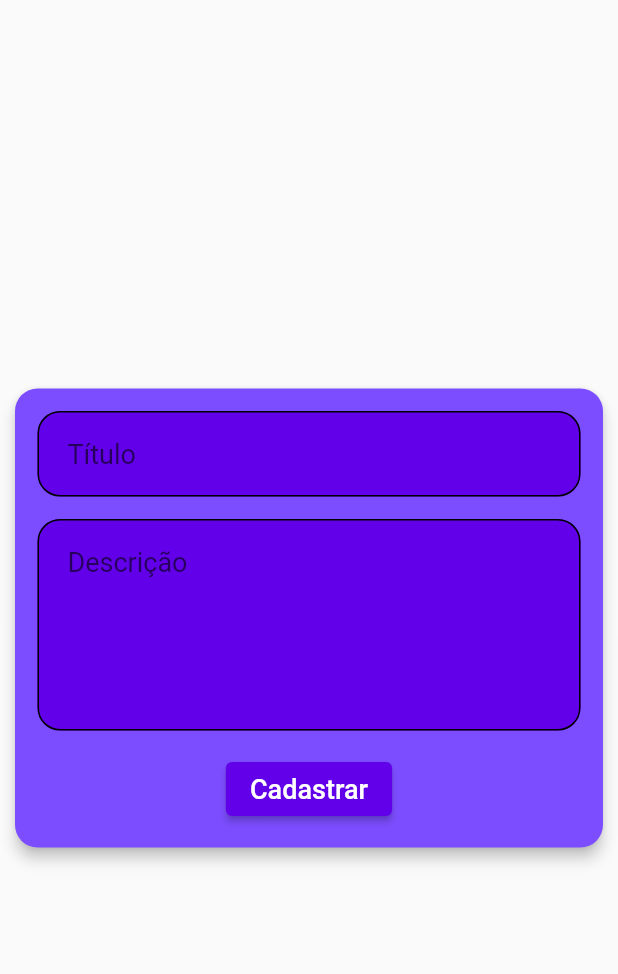
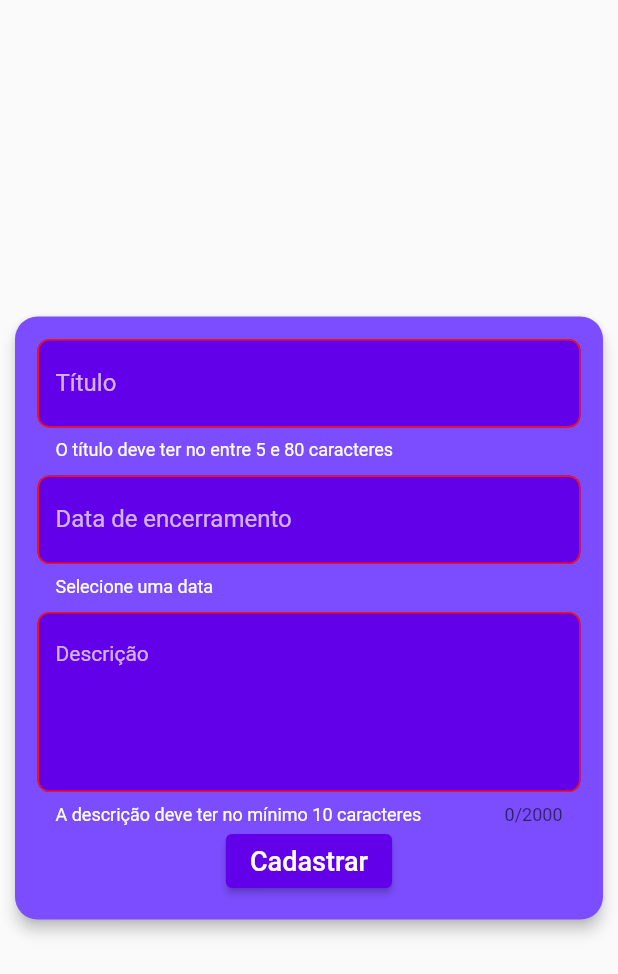
Before and after one commit to pauloricardo-ggs/condo-plus, a Flutter app: the EnqueteAdicionarPopup widget shown alone on an empty page, opened directly, after a tap on "Cadastrar", on a phone screen of 412 x 824 dp. Shown: the top 974 px of the screen. Run offline on Flutter 3.47's test engine with Material 2 defaults, Android fonts, the light colour scheme and no system bars; our stand-ins replace cloud_firestore, firebase_auth, firebase_core, firebase_storage, get, image_cropper and 3 more; accounts and stored records are empty; Roboto replaces fonts that are missing (SFPro).

Commit message:
Cadastro de enquetes

```diff
--- a/lib/components/enquetes/enquete_adicionar_popup.dart
+++ b/lib/components/enquetes/enquete_adicionar_popup.dart
@@ -1,7 +1,12 @@
+import 'package:condo_plus/controllers/enquetes_controller.dart';
+import 'package:flutter/cupertino.dart';
 import 'package:flutter/material.dart';
 
 import 'package:condo_plus/components/geral/blurred_container.dart';
 import 'package:condo_plus/components/popup/custom_rect_tween.dart';
+import 'package:flutter/services.dart';
+import 'package:get/get.dart';
+import 'package:intl/intl.dart';
 
 class EnqueteAdicionarPopup extends StatefulWidget {
   final String tag;
@@ -13,45 +18,55 @@ class EnqueteAdicionarPopup extends StatefulWidget {
 }
 
 class _EnqueteAdicionarPopupState extends State<EnqueteAdicionarPopup> {
-  late bool isLoading;
+  final _formKey = GlobalKey<FormState>();
+  final _enquetesController = Get.put(EnquetesController());
+  final _tituloController = TextEditingController();
+  final _descricaoController = TextEditingController();
+  final _dataFimController = TextEditingController();
 
-  @override
-  void initState() {
-    isLoading = false;
-    super.initState();
-  }
+  bool _carregando = false;
 
   @override
   Widget build(BuildContext context) {
-    ThemeData theme = Theme.of(context);
+    final colorScheme = Theme.of(context).colorScheme;
 
-    return BlurredContainer(
+    return Stack(
+      children: [
+        BlurredContainer(
           child: Center(
             child: Padding(
-          padding: const EdgeInsets.all(10.0),
+              padding: const EdgeInsets.symmetric(horizontal: 10.0, vertical: 90.0),
               child: Hero(
                 tag: widget.tag,
                 createRectTween: (begin, end) {
                   return CustomRectTween(begin: begin!, end: end!);
                 },
                 child: Material(
-              color: theme.colorScheme.primary,
+                  color: colorScheme.primary,
                   elevation: 4,
                   shape: RoundedRectangleBorder(borderRadius: BorderRadius.circular(15.0)),
                   child: SingleChildScrollView(
+                    child: Form(
+                      key: _formKey,
+                      child: Padding(
+                        padding: const EdgeInsets.symmetric(horizontal: 15.0),
                         child: Column(
                           mainAxisAlignment: MainAxisAlignment.center,
                           children: [
-                    _CustomTextField(hint: 'Título', bottomPadding: 15, topPadding: 15),
-                    _CustomTextField(hint: 'Descrição', bottomPadding: 15, maxLines: 25, minLines: 5),
+                            const SizedBox(height: 15.0),
+                            buildTitulo(colorScheme),
+                            const SizedBox(height: 10.0),
+                            buildDataFim(context, colorScheme),
+                            const SizedBox(height: 10.0),
+                            buildDescricao(colorScheme),
                             ElevatedButton(
-                        onPressed: () => print,
-                        style: ElevatedButton.styleFrom(backgroundColor: theme.colorScheme.secondary),
+                                onPressed: cadastrar,
+                                style: ElevatedButton.styleFrom(backgroundColor: colorScheme.secondary),
                                 child: Text(
                                   'Cadastrar',
                                   style: TextStyle(fontSize: 18, color: Colors.white),
                                 )),
-                    SizedBox(height: 15),
+                            const SizedBox(height: 15),
                           ],
                         ),
                       ),
@@ -59,51 +74,138 @@ class _EnqueteAdicionarPopupState extends State<EnqueteAdicionarPopup> {
                   ),
                 ),
               ),
+            ),
+          ),
+        ),
+        _carregando
+            ? const Stack(
+                children: [
+                  ModalBarrier(dismissible: false),
+                  BlurredContainer(
+                    child: Center(
+                      child: SizedBox(
+                        width: 60,
+                        height: 60,
+                        child: CircularProgressIndicator(color: Colors.white54),
+                      ),
+                    ),
+                  ),
+                ],
+              )
+            : const SizedBox(),
+      ],
     );
   }
 
+  Widget buildTitulo(ColorScheme colorScheme) {
+    return TextFormField(
+      minLines: 1,
+      maxLines: 2,
+      autocorrect: false,
+      controller: _tituloController,
+      decoration: const InputDecoration(label: Text("Título")),
+      style: TextStyle(color: colorScheme.onSecondary),
+      inputFormatters: [LengthLimitingTextInputFormatter(60)],
+      validator: (value) {
+        if (value!.removeAllWhitespace.length < 5) return 'O título deve ter no entre 5 e 80 caracteres';
+        return null;
+      },
+      onSaved: (value) => _tituloController.value = _tituloController.value.copyWith(text: value),
+    );
+  }
+
+  Widget buildDescricao(ColorScheme colorScheme) {
+    return TextFormField(
+      autocorrect: false,
+      minLines: 5,
+      maxLines: 100,
+      maxLength: 2000,
+      scrollPhysics: NeverScrollableScrollPhysics(),
+      controller: _descricaoController,
+      decoration: InputDecoration(label: Text("Descrição"), alignLabelWithHint: true),
+      style: TextStyle(color: colorScheme.onSecondary, fontSize: 14),
+      validator: (value) {
+        if (value!.removeAllWhitespace.length < 10) return 'A descrição deve ter no mínimo 10 caracteres';
+        return null;
+      },
+      onSaved: (value) => _descricaoController.value = _descricaoController.value.copyWith(text: value),
+    );
+  }
+
+  Widget buildDataFim(BuildContext context, ColorScheme colorScheme) {
+    return TextFormField(
+      controller: _dataFimController,
+      readOnly: true,
+      decoration: InputDecoration(label: Text('Data de encerramento')),
+      style: TextStyle(color: colorScheme.onSecondary),
+      validator: (value) {
+        if (value == null || value.isEmpty) {
+          return 'Selecione uma data';
+        }
+        return null;
+      },
+      onTap: () {
+        showCupertinoModalPopup(
+          context: context,
+          builder: (context) {
+            return Container(
+              height: MediaQuery.of(context).size.height * 0.3,
+              color: Get.isDarkMode ? Color.fromRGBO(48, 48, 48, 1) : Colors.white,
+              child: Column(
+                crossAxisAlignment: CrossAxisAlignment.end,
+                children: [
+                  TextButton(
+                    child: Text('Done', style: TextStyle(color: Get.isDarkMode ? Colors.white : Colors.blue)),
+                    onPressed: () {
+                      Navigator.pop(context);
+                    },
+                  ),
+                  Expanded(
+                    child: CupertinoDatePicker(
+                      minimumDate: DateTime.now(),
+                      initialDateTime: _dataFimController.text.isEmpty ? DateTime.now() : DateFormat('dd/MM/yyyy').parse(_dataFimController.text),
+                      mode: CupertinoDatePickerMode.date,
+                      dateOrder: DatePickerDateOrder.dmy,
+                      onDateTimeChanged: (date) {
+                        setState(() {
+                          _dataFimController.text = DateFormat('dd/MM/yyyy').format(date);
+                        });
+                      },
+                    ),
+                  )
+                ],
+              ),
+            );
+          },
+        );
+      },
+    );
+  }
+
+  bool camposValidos() {
+    return _formKey.currentState!.validate();
+  }
+
   void cadastrar() async {
-    setState(() => isLoading = true);
-    await Future.delayed(Duration(seconds: 2));
-    setState(() => isLoading = false);
+    FocusManager.instance.primaryFocus?.unfocus();
+    setState(() => _carregando = true);
+
+    if (!camposValidos()) {
+      setState(() => _carregando = false);
+      return;
+    }
+
+    try {
+      await _enquetesController.cadastrar(
+        titulo: _tituloController.text,
+        mensagem: _descricaoController.text,
+        dataFim: _dataFimController.text,
+      );
+
+      Navigator.pop(context);
+    } on Exception catch (e) {
+      debugPrint('$e');
+    }
+    if (mounted) setState(() => _carregando = false);
   }
 }
-
-class _CustomTextField extends StatelessWidget {
-  final String hint;
-  int? minLines;
-  int? maxLines;
-  final double bottomPadding;
-  final double topPadding;
-
-  _CustomTextField({
-    required this.hint,
-    this.minLines,
-    this.maxLines,
-    this.bottomPadding = 0,
-    this.topPadding = 0,
-  });
-
-  @override
-  Widget build(BuildContext context) {
-    return Padding(
-      padding: EdgeInsets.only(left: 15.0, right: 15.0, bottom: bottomPadding, top: topPadding),
-      child: TextField(
-        maxLines: maxLines,
-        minLines: minLines,
-        autocorrect: false,
-        style: TextStyle(fontSize: 18, color: Colors.white),
-        decoration: InputDecoration(
-          enabledBorder: OutlineInputBorder(
-            borderRadius: BorderRadius.circular(15.0),
-          ),
-          focusedBorder: OutlineInputBorder(
-            borderRadius: BorderRadius.circular(15.0),
-          ),
-          hintText: hint,
-          contentPadding: EdgeInsets.symmetric(vertical: 18, horizontal: 20),
-        ),
-      ),
-    );
-  }
-}
--- a/lib/components/reservas/reserva_button.dart
+++ b/lib/components/reservas/reserva_button.dart
@@ -65,6 +65,7 @@ class _ReservaButton extends StatelessWidget {
   @override
   Widget build(BuildContext context) {
     int icon = int.parse(reserva.icon);
+    final colorScheme = Theme.of(context).colorScheme;
 
     return Container(
       constraints: BoxConstraints(minHeight: 43),
@@ -73,6 +74,7 @@ class _ReservaButton extends StatelessWidget {
         tag: tag,
         child: Material(
           elevation: 4,
+          color: colorScheme.primary,
           shape: RoundedRectangleBorder(borderRadius: BorderRadius.circular(15.0)),
           child: Padding(
             padding: const EdgeInsets.only(top: 6.0, bottom: 6.0, left: 7.0, right: 14.0),
--- a/lib/models/enquete.dart
+++ b/lib/models/enquete.dart
@@ -1,25 +1,49 @@
+import 'dart:convert';
+
 class Enquete {
-  int id;
-  String nome;
+  String id;
+  String titulo;
   String descricao;
-  int aprovado;
-  int rejeitado;
+  String status;
+  String dataFim;
+  int quantidadeAprovado;
+  int quantidadeRejeitado;
 
   Enquete({
     required this.id,
-    required this.nome,
+    required this.titulo,
     required this.descricao,
-    required this.aprovado,
-    required this.rejeitado,
+    required this.status,
+    required this.dataFim,
+    required this.quantidadeAprovado,
+    required this.quantidadeRejeitado,
   });
 
-  factory Enquete.fromJson(Map<String, dynamic> map) {
+  Map<String, dynamic> toMap() {
+    return <String, dynamic>{
+      'id': id,
+      'titulo': titulo,
+      'descricao': descricao,
+      'status': status,
+      'dataFim': dataFim,
+      'quantidadeAprovado': quantidadeAprovado,
+      'quantidadeRejeitado': quantidadeRejeitado,
+    };
+  }
+
+  factory Enquete.fromMap(Map<String, dynamic> map) {
     return Enquete(
-      id: map['id'] as int,
-      nome: map['nome'] as String,
+      id: map['id'] as String,
+      titulo: map['titulo'] as String,
       descricao: map['descricao'] as String,
-      aprovado: map['aprovado'] as int,
-      rejeitado: map['rejeitado'] as int,
+      status: map['status'] as String,
+      dataFim: map['dataFim'] as String,
+      quantidadeAprovado: map['quantidadeAprovado'] as int,
+      quantidadeRejeitado: map['quantidadeRejeitado'] as int,
     );
   }
+
+  String toJson() => json.encode(toMap());
+
+  factory Enquete.fromJson(String source) => Enquete.fromMap(json.decode(source) as Map<String, dynamic>);
 }
--- a/lib/pages/avisos_page.dart
+++ b/lib/pages/avisos_page.dart
@@ -1,6 +1,5 @@
 import 'package:condo_plus/components/avisos/aviso_button.dart';
-import 'package:condo_plus/components/avisos/aviso_button_skeleton.dart';
-import 'package:condo_plus/components/avisos/cadastrar_aviso_popup.dart';
+import 'package:condo_plus/components/avisos/aviso_adicionar_popup.dart';
 import 'package:condo_plus/components/popup/open_popup_button.dart';
 import 'package:condo_plus/controllers/auth_controller.dart';
 import 'package:condo_plus/controllers/avisos_controller.dart';
--- /dev/null
+++ b/lib/repositories/enquete_repository.dart
@@ -0,0 +1,27 @@
+import 'package:cloud_firestore/cloud_firestore.dart';
+import 'package:condo_plus/models/enquete.dart';
+import 'package:firebase_auth/firebase_auth.dart';
+import 'package:firebase_storage/firebase_storage.dart';
+
+class EnqueteRepository {
+  final firebaseAuth = FirebaseAuth.instance;
+  final firebaseFirestore = FirebaseFirestore.instance;
+  final firebaseStorage = FirebaseStorage.instance;
+
+  final collection = 'enquetes';
+
+  Future<void> cadastrar(String id, Map<String, dynamic> enquete) async {
+    try {
+      await firebaseFirestore.collection(collection).doc(id).set(enquete);
+    } on FirebaseAuthException {
+      rethrow;
+    }
+  }
+
+  Stream<List<Enquete>> listar(String filtro) {
+    if (filtro == 'Todas') {
+      return firebaseFirestore.collection(collection).snapshots().map((snapshot) => snapshot.docs.map((doc) => Enquete.fromMap(doc.data())).toList());
+    }
+    return firebaseFirestore.collection(collection).where('status', isEqualTo: filtro).snapshots().map((snapshot) => snapshot.docs.map((doc) => Enquete.fromMap(doc.data())).toList());
+  }
+}
```
Also changed, not shown: lib/components/enquetes/enquete_button.dart (+28 -63 lines), lib/components/enquetes/enquete_detalhes_popup.dart (+3 -5 lines), lib/controllers/enquetes_controller.dart (added, +43 -0 lines), lib/pages/enquetes_page.dart (+42 -52 lines), lib/pages/reservas_page.dart (+4 -4 lines), lib/components/avisos/aviso_adicionar_popup.dart (renamed from lib/components/avisos/cadastrar_aviso_popup.dart). Lines whose indentation alone changed are shown as unchanged.
